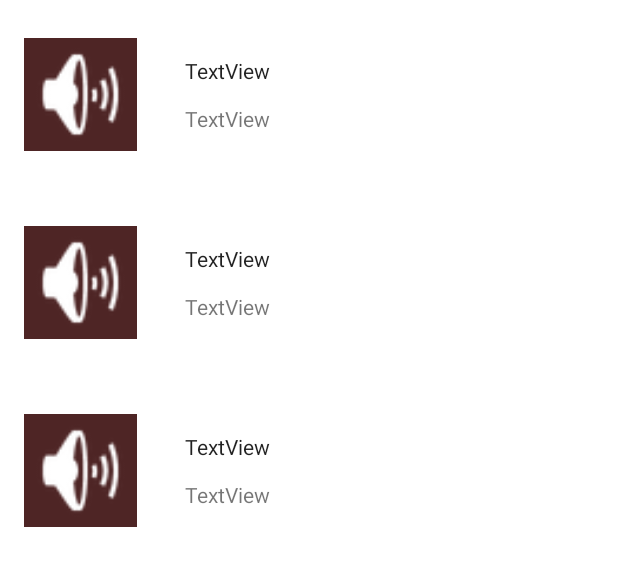
After one commit to Francesco-HART/Flashcard, an Android app: the layout activity_question_list.xml on its own in the app's theme, with its tools: preview values and no code run, on a phone screen of 412 x 824 dp. The commit adds this screen. Shown: the top 566 px of the screen. Run offline under Robolectric (Android 15) with nearby library versions, the phone set to English and light mode, and no system bars.

Commit message:
WIP adapter create, recycler view create

```diff
--- a/app/src/main/java/com/jonathan/androidmusicflashcard/QuestionActivity.java
+++ b/app/src/main/java/com/jonathan/androidmusicflashcard/QuestionActivity.java
@@ -22,6 +22,7 @@ public class QuestionActivity extends AppCompatActivity {
         super.onCreate(savedInstanceState);
         setContentView(R.layout.activity_question);
         game = getIntent().getParcelableExtra("game");
+
         RadioGroup radioGroup = findViewById(R.id.radioGroup1);
 
         //get flashCards
--- /dev/null
+++ b/app/src/main/res/layout/activity_question_list.xml
@@ -0,0 +1,18 @@
+<?xml version="1.0" encoding="utf-8"?>
+<androidx.constraintlayout.widget.ConstraintLayout xmlns:android="http://schemas.android.com/apk/res/android"
+    xmlns:app="http://schemas.android.com/apk/res-auto"
+    xmlns:tools="http://schemas.android.com/tools"
+    android:layout_width="match_parent"
+    android:layout_height="match_parent"
+    tools:context=".QuestionActivityList">
+
+    <androidx.recyclerview.widget.RecyclerView
+        android:id="@+id/recyclerView"
+        android:layout_width="match_parent"
+        android:layout_height="match_parent"
+        app:layout_constraintBottom_toBottomOf="parent"
+        app:layout_constraintEnd_toEndOf="parent"
+        app:layout_constraintStart_toStartOf="parent"
+        app:layout_constraintTop_toTopOf="parent"
+        tools:listitem="@layout/item_question" />
+</androidx.constraintlayout.widget.ConstraintLayout>
--- /dev/null
+++ b/app/src/main/res/layout/item_question.xml
@@ -0,0 +1,42 @@
+<?xml version="1.0" encoding="utf-8"?>
+<androidx.constraintlayout.widget.ConstraintLayout xmlns:android="http://schemas.android.com/apk/res/android"
+    xmlns:app="http://schemas.android.com/apk/res-auto"
+    xmlns:tools="http://schemas.android.com/tools"
+    android:id="@+id/rootItem"
+    android:layout_width="match_parent"
+    android:layout_height="125dp"
+    android:background="#FFFFFF">
+
+    <ImageView
+        android:id="@+id/soundImageView"
+        android:layout_width="75dp"
+        android:layout_height="75dp"
+        android:layout_marginStart="16dp"
+        android:layout_marginLeft="16dp"
+        android:background="#4E2525"
+        app:layout_constraintBottom_toBottomOf="parent"
+        app:layout_constraintStart_toStartOf="parent"
+        app:layout_constraintTop_toTopOf="parent"
+        app:srcCompat="@android:drawable/ic_lock_silent_mode_off" />
+
+    <TextView
+        android:id="@+id/answersTextView"
+        android:layout_width="wrap_content"
+        android:layout_height="wrap_content"
+        android:layout_marginStart="32dp"
+        android:layout_marginLeft="32dp"
+        android:text="TextView"
+        android:textAppearance="@style/TextAppearance.AppCompat.Body1"
+        app:layout_constraintBottom_toTopOf="@+id/themeTextView"
+        app:layout_constraintStart_toEndOf="@+id/soundImageView"
+        app:layout_constraintTop_toTopOf="@+id/soundImageView" />
+
+    <TextView
+        android:id="@+id/themeTextView"
+        android:layout_width="wrap_content"
+        android:layout_height="wrap_content"
+        android:text="TextView"
+        app:layout_constraintBottom_toBottomOf="@+id/soundImageView"
+        app:layout_constraintStart_toStartOf="@+id/answersTextView"
+        app:layout_constraintTop_toBottomOf="@+id/answersTextView" />
+</androidx.constraintlayout.widget.ConstraintLayout>
```
Also changed, not shown: app/src/main/AndroidManifest.xml (+5 -4 lines), app/src/main/java/com/jonathan/androidmusicflashcard/QuestionActivityList.java (added, +87 -0 lines), app/src/main/java/com/jonathan/androidmusicflashcard/QuestionAdapter.java (added, +75 -0 lines).
